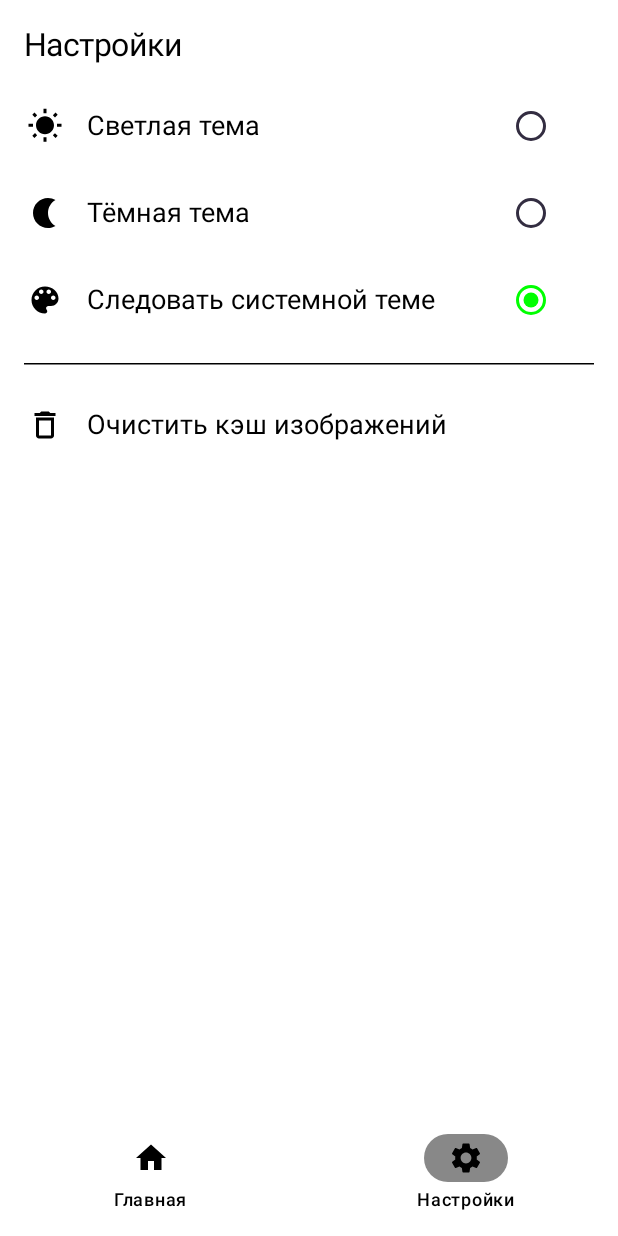
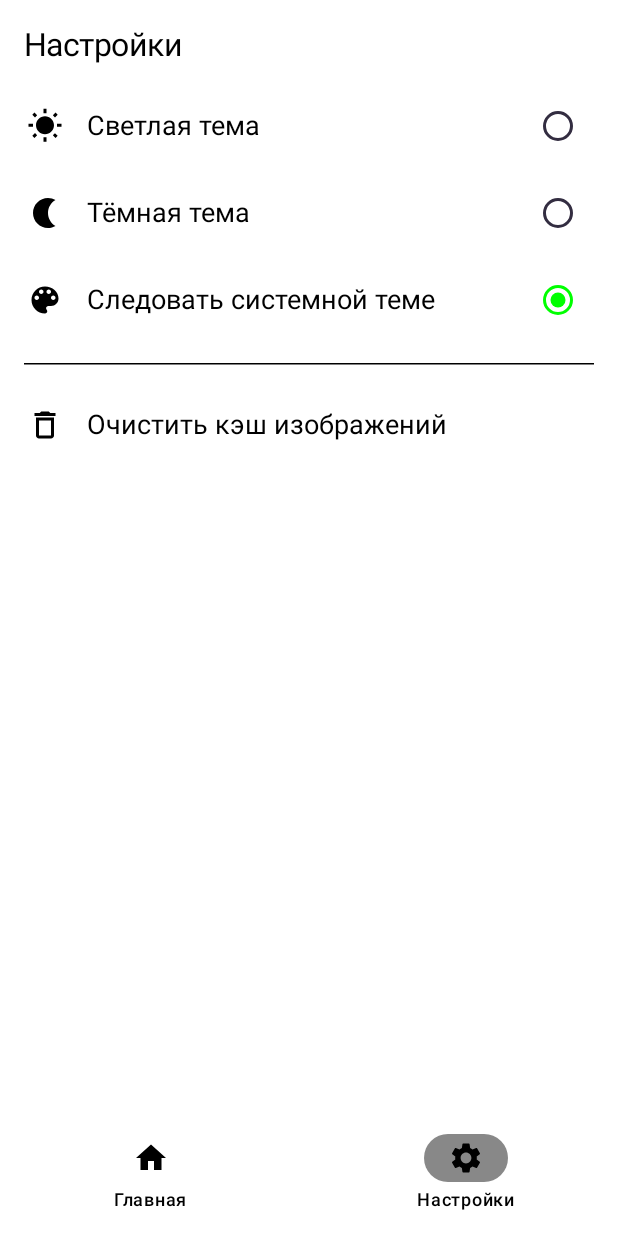
Before and after one commit to zhek1chan/GridPics, an Android app built with Jetpack Compose: the settings_screen screen opened through its navigation route, on a phone screen of 412 x 824 dp. Run offline under Robolectric (Android 15) with nearby library versions, the phone set to English and light mode, and no system bars; pictures from the network do not load.

```diff
--- a/app/src/main/AndroidManifest.xml
+++ b/app/src/main/AndroidManifest.xml
@@ -32,7 +32,6 @@
 			android:exported="false"
 			android:foregroundServiceType="specialUse">
 		</service>
-		<!--suppress AndroidDomInspection -->
 		<service android:name="com.google.android.gms.metadata.ModuleDependencies"
 				 android:enabled="false"
 				 android:exported="false"
--- a/app/src/main/java/com/example/gridpics/ui/settings/SettingsScreen.kt
+++ b/app/src/main/java/com/example/gridpics/ui/settings/SettingsScreen.kt
@@ -152,7 +152,7 @@ fun SettingsCompose(
 					verticalAlignment = Alignment.CenterVertically,
 					modifier = Modifier
 						.fillMaxWidth()
-						.padding(2.dp, 10.dp, 18.dp, 0.dp)
+						.padding(2.dp, 10.dp, 0.dp, 0.dp)
 						.clickable {
 							if(text != selectedOption)
 							{
```
